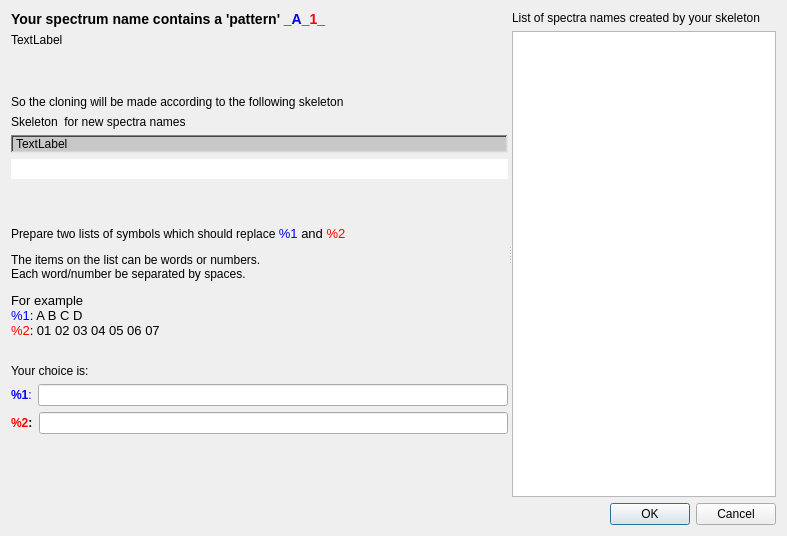
Old version of the form t4pattern_defining_dlg.ui in the repository jgrebosz/test-greware.
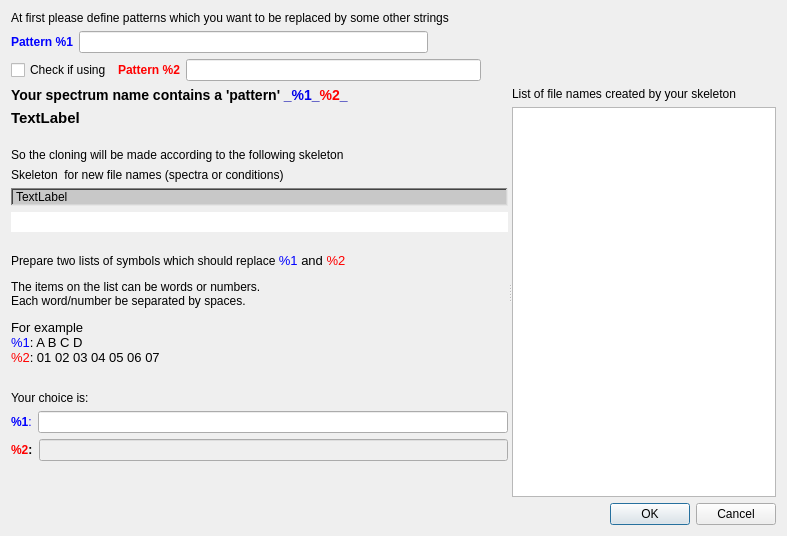
New version of the form.

Commit message: Making smart clone for spectra and for conditions

The edit to the form file:
```diff
--- a/t4pattern_defining_dlg.ui
+++ b/t4pattern_defining_dlg.ui
@@ -14,6 +14,80 @@
    <string>Dialog</string>
   </property>
   <layout class="QVBoxLayout" name="verticalLayout_2">
+   <item>
+    <widget class="QLabel" name="label_4">
+     <property name="text">
+      <string>At first please define patterns which you want to be replaced by some other strings</string>
+     </property>
+    </widget>
+   </item>
+   <item>
+    <layout class="QHBoxLayout" name="horizontalLayout_3">
+     <item>
+      <widget class="QLabel" name="label_2">
+       <property name="text">
+        <string>&lt;html&gt;&lt;head/&gt;&lt;body&gt;&lt;p&gt;&lt;span style=&quot; font-weight:600; color:#0000ff;&quot;&gt;Pattern %1&lt;/span&gt;&lt;/p&gt;&lt;/body&gt;&lt;/html&gt;</string>
+       </property>
+       <property name="textFormat">
+        <enum>Qt::RichText</enum>
+       </property>
+      </widget>
+     </item>
+     <item>
+      <widget class="QLineEdit" name="lineEdit_pattern1"/>
+     </item>
+     <item>
+      <spacer name="horizontalSpacer">
+       <property name="orientation">
+        <enum>Qt::Horizontal</enum>
+       </property>
+       <property name="sizeHint" stdset="0">
+        <size>
+         <width>40</width>
+         <height>20</height>
+        </size>
+       </property>
+      </spacer>
+     </item>
+    </layout>
+   </item>
+   <item>
+    <layout class="QHBoxLayout" name="horizontalLayout_4">
+     <item>
+      <widget class="QCheckBox" name="checkBox_pattern2">
+       <property name="text">
+        <string>Check if using</string>
+       </property>
+      </widget>
+     </item>
+     <item>
+      <widget class="QLabel" name="label_3">
+       <property name="text">
+        <string>&lt;html&gt;&lt;head/&gt;&lt;body&gt;&lt;p&gt;&lt;span style=&quot; font-weight:600; color:#ff0000;&quot;&gt;Pattern %2&lt;/span&gt;&lt;/p&gt;&lt;/body&gt;&lt;/html&gt;</string>
+       </property>
+       <property name="textFormat">
+        <enum>Qt::RichText</enum>
+       </property>
+      </widget>
+     </item>
+     <item>
+      <widget class="QLineEdit" name="lineEdit_pattern2"/>
+     </item>
+     <item>
+      <spacer name="horizontalSpacer_2">
+       <property name="orientation">
+        <enum>Qt::Horizontal</enum>
+       </property>
+       <property name="sizeHint" stdset="0">
+        <size>
+         <width>40</width>
+         <height>20</height>
+        </size>
+       </property>
+      </spacer>
+     </item>
+    </layout>
+   </item>
    <item>
     <widget class="QSplitter" name="splitter">
      <property name="orientation">
@@ -26,7 +100,7 @@
          <item>
           <widget class="QLabel" name="textLabel1_2">
            <property name="text">
-            <string>&lt;html&gt;&lt;head/&gt;&lt;body&gt;&lt;p&gt;&lt;span style=&quot; font-size:large; font-weight:600; color:#000000;&quot;&gt;Your spectrum name contains a 'pattern'&lt;/span&gt;&lt;span style=&quot; font-size:large; font-weight:600; color:#0000aa;&quot;&gt; _&lt;/span&gt;&lt;span style=&quot; font-size:large; font-weight:600; color:#0000ea;&quot;&gt;A&lt;/span&gt;&lt;span style=&quot; font-size:large; font-weight:600; color:#0000aa;&quot;&gt;_&lt;/span&gt;&lt;span style=&quot; font-size:large; font-weight:600; color:#ff0000;&quot;&gt;1&lt;/span&gt;&lt;span style=&quot; font-size:large; font-weight:600; color:#0000aa;&quot;&gt;_&lt;/span&gt;&lt;/p&gt;&lt;/body&gt;&lt;/html&gt;</string>
+            <string>&lt;html&gt;&lt;head/&gt;&lt;body&gt;&lt;p&gt;&lt;span style=&quot; font-size:large; font-weight:600; color:#000000;&quot;&gt;Your spectrum name contains a 'pattern'&lt;/span&gt;&lt;span style=&quot; font-size:large; font-weight:600; color:#0000aa;&quot;&gt; _&lt;/span&gt;&lt;span style=&quot; font-size:large; font-weight:600; color:#0000ea;&quot;&gt;%1&lt;/span&gt;&lt;span style=&quot; font-size:large; font-weight:600; color:#0000aa;&quot;&gt;_&lt;/span&gt;&lt;span style=&quot; font-size:large; font-weight:600; color:#ff0000;&quot;&gt;%2&lt;/span&gt;&lt;span style=&quot; font-size:large; font-weight:600; color:#0000aa;&quot;&gt;_&lt;/span&gt;&lt;/p&gt;&lt;/body&gt;&lt;/html&gt;</string>
            </property>
            <property name="scaledContents">
             <bool>false</bool>
@@ -40,6 +114,13 @@
        </item>
        <item>
         <widget class="QLabel" name="label_spectrum_name">
+         <property name="font">
+          <font>
+           <pointsize>11</pointsize>
+           <weight>75</weight>
+           <bold>true</bold>
+          </font>
+         </property>
          <property name="text">
           <string>TextLabel</string>
          </property>
@@ -70,7 +151,7 @@
          <item>
           <widget class="QLabel" name="textLabel_skeleton">
            <property name="text">
-            <string>Skeleton  for new spectra names</string>
+            <string>Skeleton  for new file names (spectra or conditions)</string>
            </property>
            <property name="wordWrap">
             <bool>false</bool>
@@ -170,6 +251,9 @@
          </item>
          <item>
           <widget class="QLineEdit" name="lineEdit_two">
+           <property name="enabled">
+            <bool>false</bool>
+           </property>
            <property name="styleSheet">
             <string notr="true">color: rgb(255, 0, 0);</string>
            </property>
@@ -216,7 +300,7 @@
        <item>
         <widget class="QLabel" name="textLabel4">
          <property name="text">
-          <string>List of spectra names created by your skeleton</string>
+          <string>List of file names created by your skeleton</string>
          </property>
          <property name="wordWrap">
           <bool>true</bool>
```
The commit also changes 6 other files.
